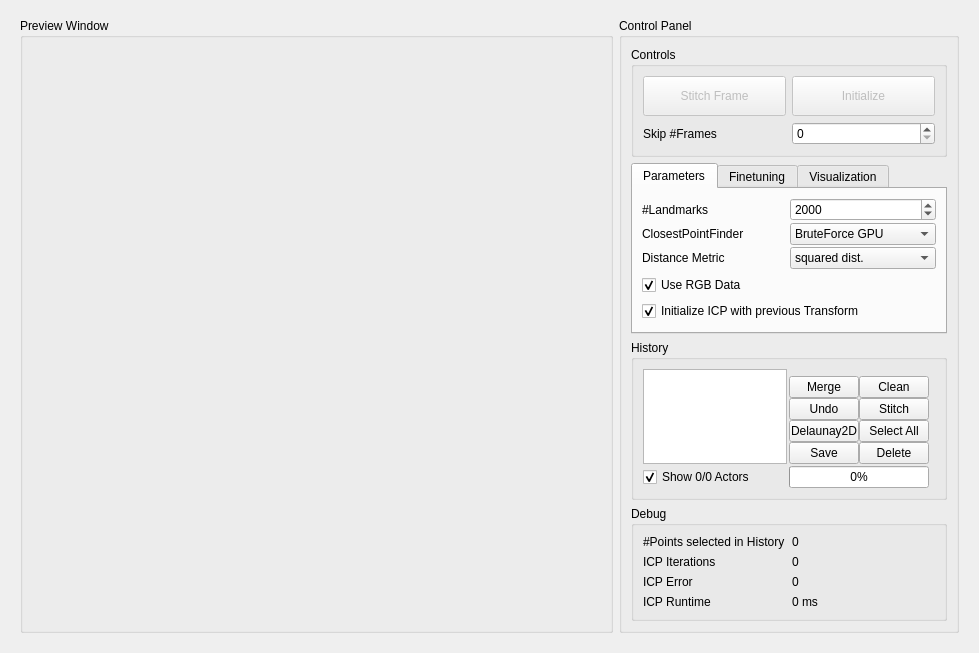
Old version of the form master/seminar/StitchingWidget.ui in the repository anygo/uniprojectsdn.
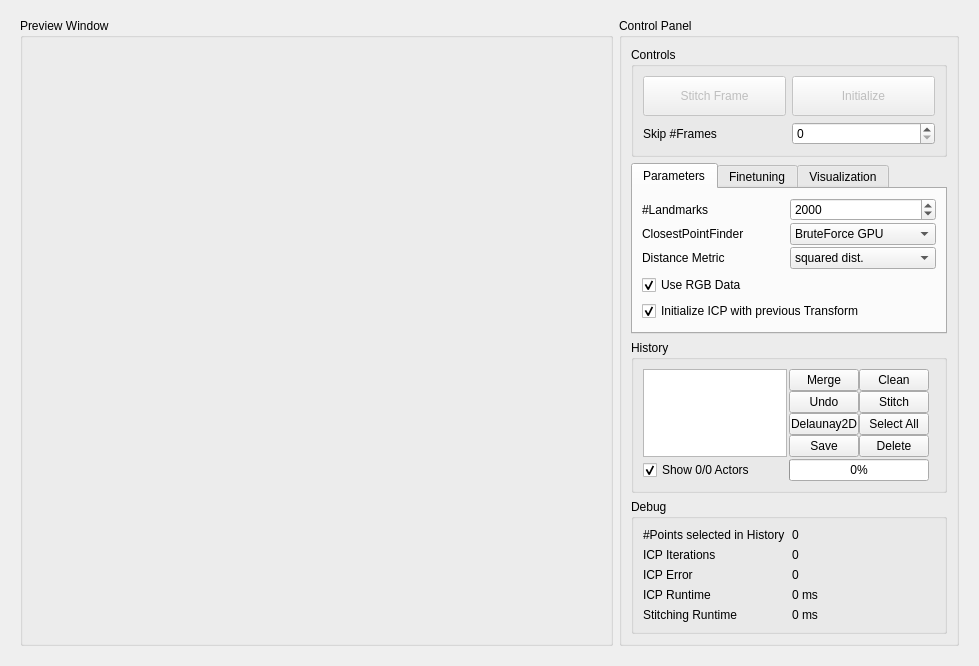
New version of the form. Custom widgets are drawn as their Qt base class.

Commit message: += differentiating between icp runtime and whole stitching runtime

```diff
--- a/master/seminar/StitchingWidget.ui
+++ b/master/seminar/StitchingWidget.ui
@@ -842,6 +842,23 @@
              </widget>
             </item>
             <item row="3" column="1">
+             <widget class="QLabel" name="m_LabelICPRuntime">
+              <property name="frameShadow">
+               <enum>QFrame::Plain</enum>
+              </property>
+              <property name="text">
+               <string>0 ms</string>
+              </property>
+             </widget>
+            </item>
+            <item row="4" column="0">
+             <widget class="QLabel" name="label_16">
+              <property name="text">
+               <string>Stitching Runtime</string>
+              </property>
+             </widget>
+            </item>
+            <item row="4" column="1">
              <widget class="QLabel" name="m_LabelStitchTime">
               <property name="frameShadow">
                <enum>QFrame::Plain</enum>
```
The commit also changes 1 other file.
